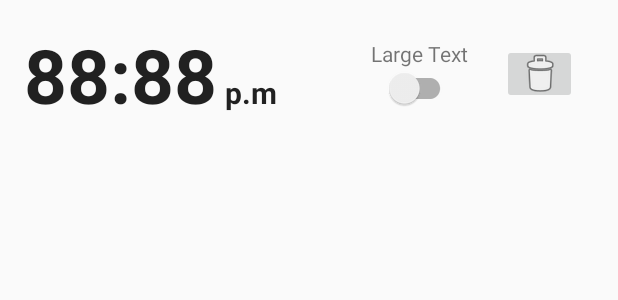
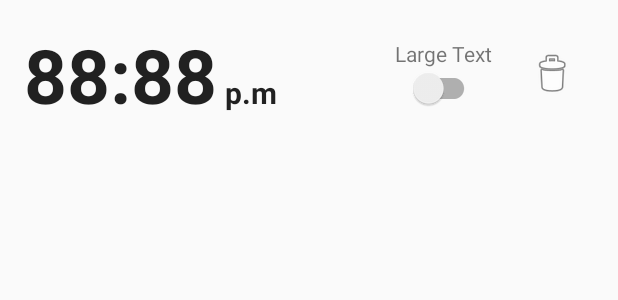
Before and after one commit to yoinergomez/WakeUpNow, an Android app: the layout item_alarma.xml on its own in the app's theme, with its tools: preview values and no code run, on a phone screen of 412 x 824 dp. Shown: the top 300 px of the screen. Run offline under Robolectric (Android 15) with nearby library versions, the phone set to English and light mode, and no system bars.

Commit message:
Personalizacion de boton eliminar

```diff
--- a/app/src/main/res/layout/item_alarma.xml
+++ b/app/src/main/res/layout/item_alarma.xml
@@ -80,10 +80,11 @@
 
             <ImageButton
                 android:id="@+id/imageButton"
-                android:layout_width="50dp"
-                android:layout_height="40dp"
+                android:layout_width="wrap_content"
+                android:layout_height="wrap_content"
                 android:layout_gravity="center"
                 android:adjustViewBounds="true"
+                android:background="@null"
                 android:focusable="false"
                 android:clickable="false"
                 android:src="@android:drawable/ic_menu_delete" />
```
